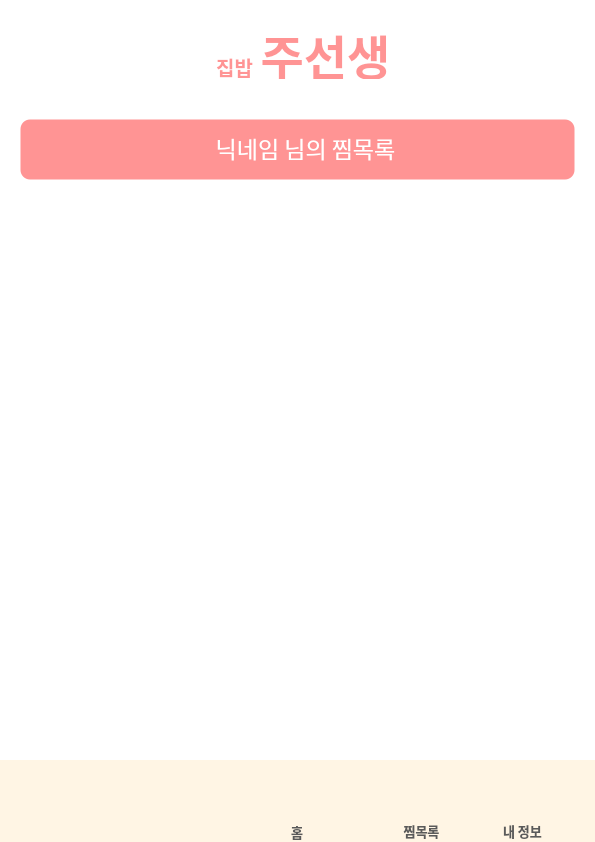
Above: UI/MainPage.ui from gimmjuu/AIHomeMadeChef before the change. Below: the same form after it.
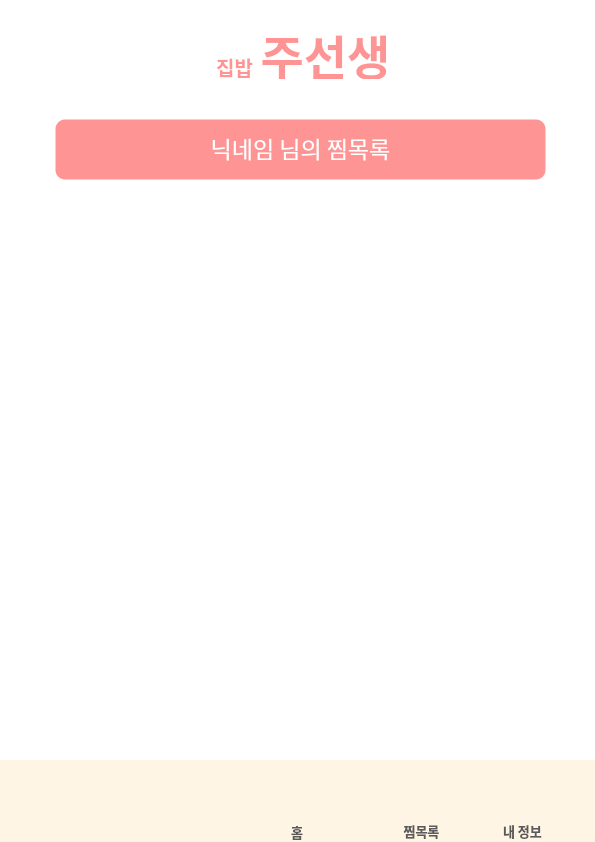
That is the form after the change. The open tabs and pages were chosen to show the change. Icons and pictures are not drawn.

Patch:
```diff
--- a/UI/MainPage.ui
+++ b/UI/MainPage.ui
@@ -1377,9 +1377,9 @@
        <widget class="QWidget" name="widget_10" native="true">
         <property name="geometry">
          <rect>
-          <x>20</x>
+          <x>55</x>
           <y>40</y>
-          <width>555</width>
+          <width>491</width>
           <height>61</height>
          </rect>
         </property>
@@ -1392,9 +1392,9 @@
         <widget class="QLabel" name="label_23">
          <property name="geometry">
           <rect>
-           <x>120</x>
+           <x>10</x>
            <y>8</y>
-           <width>331</width>
+           <width>471</width>
            <height>41</height>
           </rect>
          </property>
```
Left out of the diff: 30 changed lines with no effect on the pictures.
